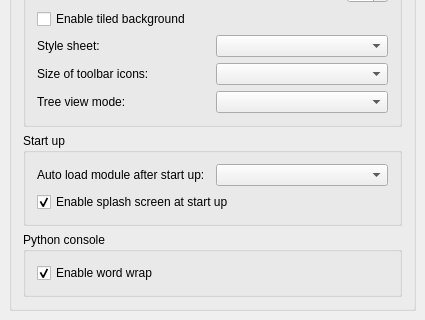
Old version of the form src/Gui/DlgGeneral.ui in the repository southseact-3d/fcd; both pictures show x 0 to 425 and y 339 to 659 of the 425 by 659 pixel window.
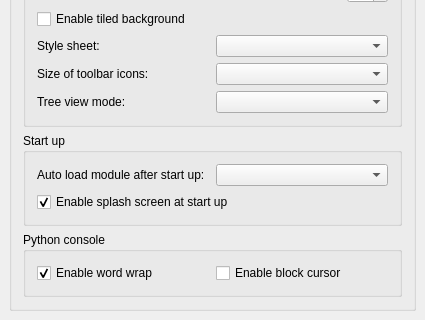
New version of the form. Custom widgets are drawn as their Qt base class.

Commit message: Gui: Add functionality to enable/disable block shape cursor in text editor and console

```diff
--- a/src/Gui/DlgGeneral.ui
+++ b/src/Gui/DlgGeneral.ui
@@ -582,6 +582,25 @@
            </property>
           </widget>
          </item>
+         <item row="0" column="1">
+          <widget class="Gui::PrefCheckBox" name="PythonBlockCursor">
+           <property name="toolTip">
+            <string>The cursor shape will be a block</string>
+           </property>
+           <property name="text">
+            <string>Enable block cursor</string>
+           </property>
+           <property name="checked">
+            <bool>false</bool>
+           </property>
+           <property name="prefEntry" stdset="0">
+            <cstring>PythonBlockCursor</cstring>
+           </property>
+           <property name="prefPath" stdset="0">
+            <cstring>General</cstring>
+           </property>
+          </widget>
+         </item>
         </layout>
        </widget>
       </item>
```
Left out of the diff: 1 changed line with no effect on the pictures. The commit also changes 5 other files.
